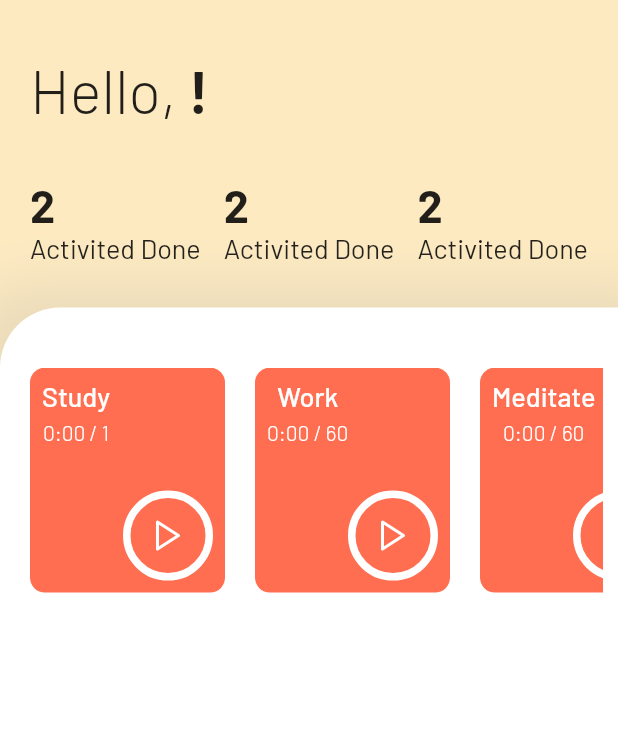
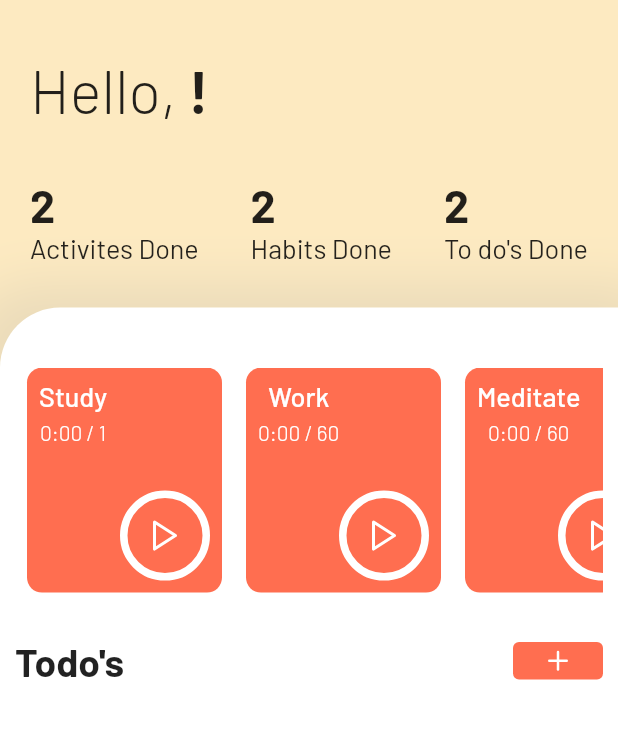
Before and after one commit to HusseinM11/StreamLine, a Flutter app: the HomeContentScreen screen opened directly, on a phone screen of 412 x 824 dp, the part 125-864 px from its top. Run offline on Flutter 3.47's test engine with Material 2 defaults, Android fonts, the phone set to English and light mode, and no system bars; drawn by our look-alikes of percent_indicator; our stand-ins replace cloud_firestore, firebase_auth, firebase_core, firebase_storage, flutter_feather_icons, flutter_slidable; accounts and stored records are empty.

Commit message:
Made the UI and functionality for the home page

```diff
--- a/lib/main.dart
+++ b/lib/main.dart
@@ -25,7 +25,7 @@ class MyApp extends StatelessWidget {
         fontFamily: 'Barlow',
       ),
       debugShowCheckedModeBanner: false,
-      initialRoute: '/home',
+      initialRoute: '/welcome_screen',
       routes: {
         '/welcome_screen': (context) => const WelcomeScreen(),
         '/sign_up': (context) => const SignUp(),
--- a/lib/main_screens/home_content.dart
+++ b/lib/main_screens/home_content.dart
@@ -4,7 +4,10 @@ import 'package:cloud_firestore/cloud_firestore.dart';
 import 'package:flutter/material.dart';
 import 'package:flutter_feather_icons/flutter_feather_icons.dart';
 import 'package:intl/intl.dart';
+import 'package:streamline/widgets/dialog_box.dart';
 import 'package:streamline/widgets/home_widgets.dart';
+
+import '../widgets/todo_tile.dart';
 
 class HomeContentScreen extends StatefulWidget {
   final String documentId;
@@ -17,12 +20,17 @@ class HomeContentScreen extends StatefulWidget {
 class _HomeContentScreenState extends State<HomeContentScreen> {
   String date = DateFormat("MMMM, dd, yyyy").format(DateTime.now());
   late String name;
+  final _controller = TextEditingController();
 
   List habitList = [
     // habtName - timeSpent secs - timeGoal mins - habitStarted
     ['Study', 0, 1, false],
     ['Work', 0, 60, false],
     ['Meditate', 0, 60, false],
+  ];
+
+  List todoList = [
+    //todo name - status for todo
   ];
 
   void habitStarted(int index) {
@@ -54,6 +62,45 @@ class _HomeContentScreenState extends State<HomeContentScreen> {
         });
       });
     }
+  }
+
+  // checkbox is tapped
+  void checkBoxChanged(bool? value, int index) {
+    setState(() {
+      todoList[index][1] = !todoList[index][1];
+    });
+  }
+
+  //create new todo
+  void newTodo() {
+    showDialog(
+        context: context,
+        builder: (context) {
+          return DialogBox(
+            controller: _controller,
+            onAdd: () {
+              saveTodo();
+            },
+            onCancel: () {
+              Navigator.pop(context);
+            },
+          );
+        });
+  }
+
+  void saveTodo() {
+    setState(() {
+      todoList.add([_controller.text, false]);
+      _controller.clear();
+    });
+
+    Navigator.pop(context);
+  }
+
+  void deleteTodo(int index) {
+    setState(() {
+      todoList.removeAt(index);
+    });
   }
 
   @override
@@ -120,17 +167,25 @@ class _HomeContentScreenState extends State<HomeContentScreen> {
                                 mainAxisAlignment:
                                     MainAxisAlignment.spaceBetween,
                                 children: const [
-                                  DailyStatsTab(label: 'Activited Done', completed: 2,),
-                                  DailyStatsTab(label: 'Activited Done', completed: 2,),
-                                  DailyStatsTab(label: 'Activited Done', completed: 2,),
-
+                                  DailyStatsTab(
+                                    label: 'Activites Done',
+                                    completed: 2,
+                                  ),
+                                  DailyStatsTab(
+                                    label: 'Habits Done',
+                                    completed: 2,
+                                  ),
+                                  DailyStatsTab(
+                                    label: 'To do\'s Done',
+                                    completed: 2,
+                                  ),
                                 ],
                               )
                             ]),
                           )),
                       Container(
                           width: double.infinity,
-                          height: MediaQuery.of(context).size.height * 0.65,
+                          //height: MediaQuery.of(context).size.height ,
                           decoration: BoxDecoration(
                             color: Colors.white,
                             borderRadius: BorderRadius.only(
@@ -166,7 +221,73 @@ class _HomeContentScreenState extends State<HomeContentScreen> {
                                           habitStarted(index);
                                         },
                                       );
-                                        })))
+                                    }),
+                                  ),
+                                ),
+                                SizedBox(height: 30),
+                                Row(
+                                  mainAxisAlignment:
+                                      MainAxisAlignment.spaceBetween,
+                                  children: [
+                                    Text('Todo\'s',
+                                        style: TextStyle(
+                                            fontSize: 26,
+                                            fontWeight: FontWeight.w600)),
+                                    SizedBox(
+                                      height: 25,
+                                      width: 60,
+                                      child: ElevatedButton(
+                                        style: ElevatedButton.styleFrom(
+                                            backgroundColor: Color(0xFFFF6E50),
+                                            elevation: 0),
+                                        onPressed: () {
+                                          newTodo();
+                                        },
+                                        child:
+                                            Icon(FeatherIcons.plus, size: 20),
+                                      ),
+                                    ),
+                                  ],
+                                ),
+                                /* Container(
+                                    height: MediaQuery.of(context).size.height,
+                                    child: ListView.builder(
+                                        padding: EdgeInsets.only(top: 10),
+                                        physics: NeverScrollableScrollPhysics(),
+                                        itemCount: todoList.length,
+                                        itemBuilder: (context, index) {
+                                          return TodoTile(
+                                            taskName: todoList[index][0],
+                                            taskCompleted: todoList[index][1],
+                                            onChanged: (value) {
+                                              checkBoxChanged(value, index);
+                                            },
+                                            deleteFunction: (BuildContext) {
+                                              deleteTodo(index);
+                                            },
+                                          );
+                                        }),
+                                  ), */
+                                Container(
+                                  height:
+                                      MediaQuery.of(context).size.height,
+                                  child: ListView.builder(
+                                      padding: EdgeInsets.only(top: 10),
+                                      physics: NeverScrollableScrollPhysics(),
+                                      itemCount: todoList.length,
+                                      itemBuilder: (context, index) {
+                                        return TodoTile(
+                                          taskName: todoList[index][0],
+                                          taskCompleted: todoList[index][1],
+                                          onChanged: (value) {
+                                            checkBoxChanged(value, index);
+                                          },
+                                          deleteFunction: (BuildContext) {
+                                            deleteTodo(index);
+                                          },
+                                        );
+                                      }),
+                                ),
                               ],
                             ),
                           )),
--- a/lib/widgets/home_widgets.dart
+++ b/lib/widgets/home_widgets.dart
@@ -50,7 +50,7 @@ class HabitTile extends StatelessWidget {
   @override
   Widget build(BuildContext context) {
     return Padding(
-      padding: const EdgeInsets.symmetric(horizontal: 10.0),
+      padding: const EdgeInsets.symmetric(horizontal: 8.0),
       child: Container(
           width: 130,
           height: 10,
@@ -120,19 +120,21 @@ class HabitTile extends StatelessWidget {
   }
 }
 
+
+
 class DailyStatsTab extends StatelessWidget {
   final String label;
   final int completed;
-  const DailyStatsTab({
-    Key? key, required this.label , required this.completed
-  }) : super(key: key);
+  const DailyStatsTab({Key? key, required this.label, required this.completed})
+      : super(key: key);
 
   @override
   Widget build(BuildContext context) {
     return Column(
       crossAxisAlignment: CrossAxisAlignment.start,
       children: [
-        Text(completed.toString(), style: const TextStyle(fontSize: 30, fontWeight: FontWeight.w700)),
+        Text(completed.toString(),
+            style: const TextStyle(fontSize: 30, fontWeight: FontWeight.w700)),
         Text(label,
             style: const TextStyle(fontSize: 18, fontWeight: FontWeight.w400)),
       ],
--- a/pubspec.yaml
+++ b/pubspec.yaml
@@ -39,6 +39,7 @@ dependencies:
   flutter_feather_icons: ^2.0.0+1
   intl: ^0.17.0
   percent_indicator: ^4.2.2
+  flutter_slidable: ^2.0.0
 
 
   # The following adds the Cupertino Icons font to your application.
```
Also changed, not shown: lib/widgets/dialog_box.dart (added, +40 -0 lines), lib/widgets/dialog_button.dart (added, +24 -0 lines), lib/widgets/todo_tile.dart (added, +45 -0 lines), pubspec.lock, 3 other files. Lines whose indentation alone changed are shown as unchanged.
